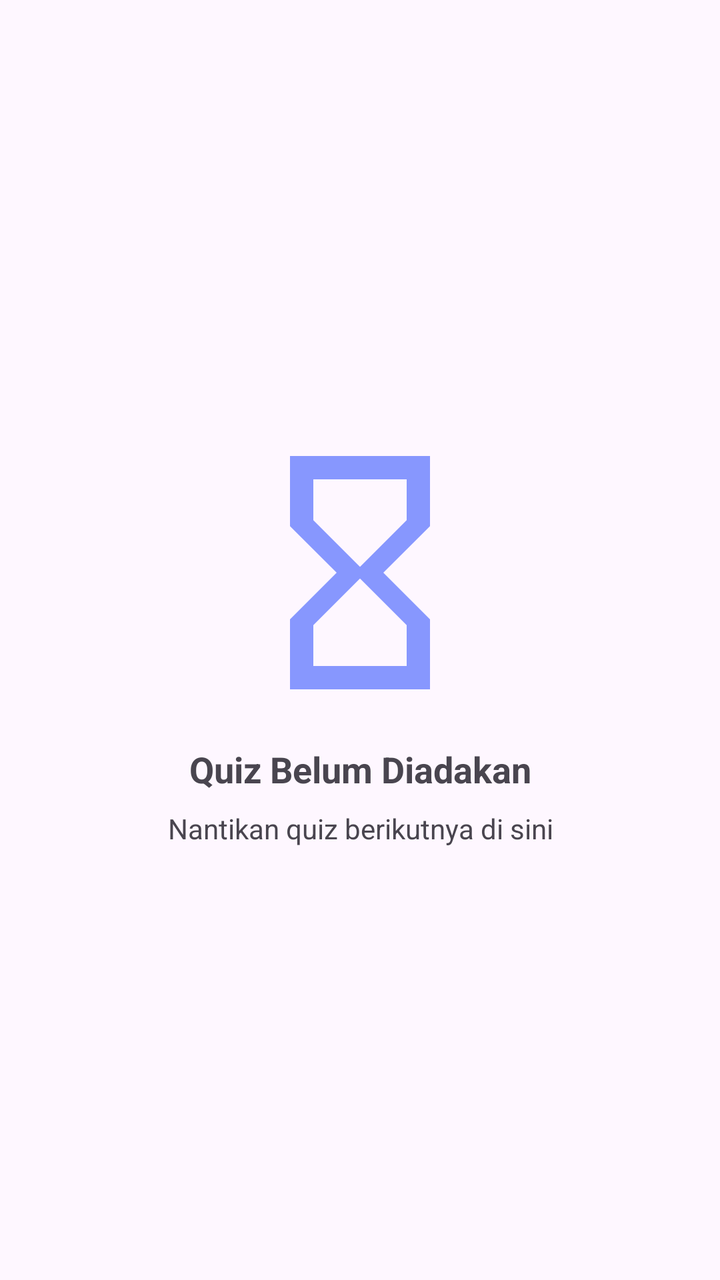
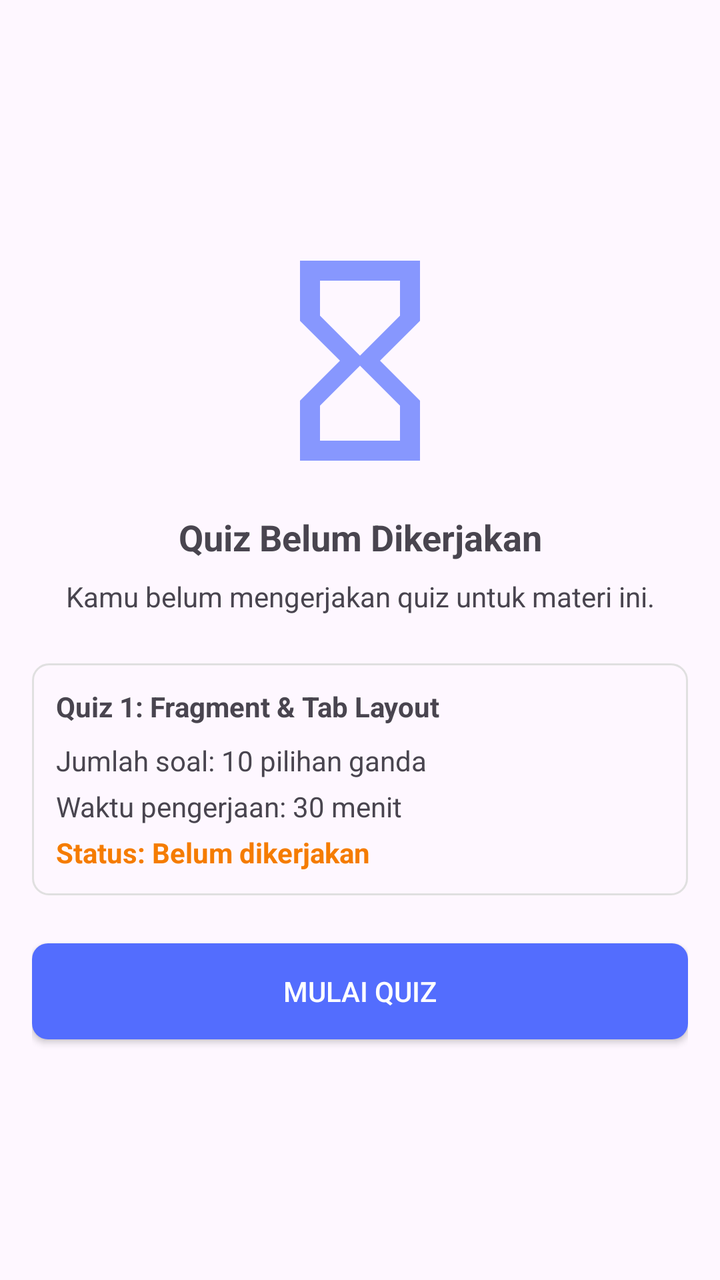

Two renders of the same Android screen: before a commit and after it. Below are the layout's source before the change and the commit's diff.
<!-- AndroidManifest.xml: application theme Theme.PPDB_Pertemuan6 -->
<!-- res/layout/fragment_quiz.xml -->
<?xml version="1.0" encoding="utf-8"?>
<LinearLayout xmlns:android="http://schemas.android.com/apk/res/android"
    xmlns:app="http://schemas.android.com/apk/res-auto"
    xmlns:tools="http://schemas.android.com/tools"
    android:layout_width="match_parent"
    android:layout_height="match_parent"
    android:gravity="center"
    android:orientation="vertical"
    android:padding="16dp"
    tools:context=".QuizFragment">

    <ImageView
        android:layout_width="140dp"
        android:layout_height="140dp"
        android:alpha="0.7"
        android:contentDescription="@string/quiz_empty_title"
        android:src="@drawable/ic_empty_quiz"
        app:tint="#536DFE" />

    <TextView
        android:layout_width="match_parent"
        android:layout_height="wrap_content"
        android:layout_marginTop="16dp"
        android:text="@string/quiz_empty_title"
        style="@style/CustomTextView18Bold" />

    <TextView
        android:layout_width="match_parent"
        android:layout_height="wrap_content"
        android:layout_marginTop="8dp"
        android:gravity="center"
        android:text="@string/quiz_empty_desc" />

</LinearLayout>
<!-- resources referenced by this layout -->
<resources>
  <!-- drawable ic_empty_quiz (drawable) -->
  <vector xmlns:android="http://schemas.android.com/apk/res/android" android:height="24dp" android:tint="#000000" android:viewportHeight="24" android:viewportWidth="24" android:width="24dp">
        
      <path android:fillColor="@android:color/white" android:pathData="M6,2v6h0.01L6,8.01 10,12l-4,4 0.01,0.01L6,16.01L6,22h12v-5.99h-0.01L18,16l-4,-4 4,-3.99 -0.01,-0.01L18,8L18,2L6,2zM16,16.5L16,20L8,20v-3.5l4,-4 4,4zM12,11.5l-4,-4L8,4h8v3.5l-4,4z"/>
      
  </vector>
  <string name="quiz_empty_desc">Nantikan quiz berikutnya di sini</string>
  <string name="quiz_empty_title">Quiz Belum Diadakan</string>
  <style name="CustomTextView18Bold" parent="Widget.AppCompat.TextView">
          <item name="android:textSize">18sp</item>
          <item name="android:textStyle">bold</item>
          <item name="android:gravity">center</item>
      </style>
  <style name="Theme.PPDB_Pertemuan6" parent="Base.Theme.PPDB_Pertemuan6" />
  <style name="Base.Theme.PPDB_Pertemuan6" parent="Theme.Material3.DayNight.NoActionBar">
          
      </style>
</resources>

<!-- the commit's change to res/layout/fragment_quiz.xml (unified diff, before → after) -->
@@ -1,34 +1,83 @@
 <?xml version="1.0" encoding="utf-8"?>
-<LinearLayout xmlns:android="http://schemas.android.com/apk/res/android"
+<ScrollView xmlns:android="http://schemas.android.com/apk/res/android"
     xmlns:app="http://schemas.android.com/apk/res-auto"
     xmlns:tools="http://schemas.android.com/tools"
     android:layout_width="match_parent"
     android:layout_height="match_parent"
-    android:gravity="center"
-    android:orientation="vertical"
-    android:padding="16dp"
+    android:fillViewport="true"
     tools:context=".QuizFragment">
 
-    <ImageView
-        android:layout_width="140dp"
-        android:layout_height="140dp"
-        android:alpha="0.7"
-        android:contentDescription="@string/quiz_empty_title"
-        android:src="@drawable/ic_empty_quiz"
-        app:tint="#536DFE" />
-
-    <TextView
+    <LinearLayout
         android:layout_width="match_parent"
         android:layout_height="wrap_content"
-        android:layout_marginTop="16dp"
-        android:text="@string/quiz_empty_title"
-        style="@style/CustomTextView18Bold" />
+        android:gravity="center"
+        android:orientation="vertical"
+        android:padding="16dp">
 
-    <TextView
-        android:layout_width="match_parent"
-        android:layout_height="wrap_content"
-        android:layout_marginTop="8dp"
-        android:gravity="center"
-        android:text="@string/quiz_empty_desc" />
+        <ImageView
+            android:layout_width="120dp"
+            android:layout_height="120dp"
+            android:alpha="0.7"
+            android:contentDescription="@string/quiz_status_title"
+            android:src="@drawable/ic_empty_quiz"
+            app:tint="#536DFE" />
 
-</LinearLayout>
+        <TextView
+            android:layout_width="match_parent"
+            android:layout_height="wrap_content"
+            android:layout_marginTop="16dp"
+            android:text="@string/quiz_status_title"
+            style="@style/CustomTextView18Bold" />
+
+        <TextView
+            android:layout_width="match_parent"
+            android:layout_height="wrap_content"
+            android:layout_marginTop="8dp"
+            android:gravity="center"
+            android:text="@string/quiz_status_desc" />
+
+        <LinearLayout
+            android:layout_width="match_parent"
+            android:layout_height="wrap_content"
+            android:layout_marginTop="24dp"
+            android:background="@drawable/bg_card"
+            android:orientation="vertical"
+            android:padding="12dp">
+
+            <TextView
+                android:layout_width="match_parent"
+                android:layout_height="wrap_content"
+                android:layout_marginBottom="8dp"
+                android:text="@string/quiz_name"
+                android:textStyle="bold" />
+
+            <TextView
+                android:layout_width="match_parent"
+                android:layout_height="wrap_content"
+                android:text="@string/quiz_detail_soal" />
+
+            <TextView
+                android:layout_width="match_parent"
+                android:layout_height="wrap_content"
+                android:layout_marginTop="4dp"
+                android:text="@string/quiz_detail_waktu" />
+
+            <TextView
+                android:layout_width="match_parent"
+                android:layout_height="wrap_content"
+                android:layout_marginTop="4dp"
+                android:text="@string/quiz_detail_status"
+                android:textColor="#F57C00"
+                android:textStyle="bold" />
+        </LinearLayout>
+
+        <androidx.appcompat.widget.AppCompatButton
+            android:id="@+id/btn_mulai_quiz"
+            android:layout_width="match_parent"
+            android:layout_height="wrap_content"
+            android:layout_marginTop="24dp"
+            android:text="@string/quiz_btn_mulai"
+            style="@style/CustomRoundedButton" />
+
+    </LinearLayout>
+</ScrollView>
<!-- resource entries referenced after the edit -->
@@ -1,19 +1,56 @@
 <!-- resources referenced by this layout -->
 <resources>
+  <!-- drawable bg_card (drawable) -->
+  <?xml version="1.0" encoding="utf-8"?>
+  <shape xmlns:android="http://schemas.android.com/apk/res/android"
+      android:shape="rectangle">
+      <stroke
+          android:width="1dp"
+          android:color="#E0E0E0" />
+      <corners android:radius="8dp" />
+  </shape>
   <!-- drawable ic_empty_quiz (drawable) -->
   <vector xmlns:android="http://schemas.android.com/apk/res/android" android:height="24dp" android:tint="#000000" android:viewportHeight="24" android:viewportWidth="24" android:width="24dp">
         
       <path android:fillColor="@android:color/white" android:pathData="M6,2v6h0.01L6,8.01 10,12l-4,4 0.01,0.01L6,16.01L6,22h12v-5.99h-0.01L18,16l-4,-4 4,-3.99 -0.01,-0.01L18,8L18,2L6,2zM16,16.5L16,20L8,20v-3.5l4,-4 4,4zM12,11.5l-4,-4L8,4h8v3.5l-4,4z"/>
       
   </vector>
-  <string name="quiz_empty_desc">Nantikan quiz berikutnya di sini</string>
-  <string name="quiz_empty_title">Quiz Belum Diadakan</string>
+  <string name="quiz_btn_mulai">Mulai Quiz</string>
+  <string name="quiz_detail_soal">Jumlah soal: 10 pilihan ganda</string>
+  <string name="quiz_detail_status">Status: Belum dikerjakan</string>
+  <string name="quiz_detail_waktu">Waktu pengerjaan: 30 menit</string>
+  <string name="quiz_name">Quiz 1: Fragment &amp; Tab Layout</string>
+  <string name="quiz_status_desc">Kamu belum mengerjakan quiz untuk materi ini.</string>
+  <string name="quiz_status_title">Quiz Belum Dikerjakan</string>
+  <style name="CustomRoundedButton" parent="Widget.AppCompat.Button">
+          <item name="android:background">@drawable/rounded_button</item>
+          <item name="android:textColor">#FFFFFF</item>
+          <item name="android:padding">10dp</item>
+      </style>
   <style name="CustomTextView18Bold" parent="Widget.AppCompat.TextView">
           <item name="android:textSize">18sp</item>
           <item name="android:textStyle">bold</item>
           <item name="android:gravity">center</item>
       </style>
   <style name="Theme.PPDB_Pertemuan6" parent="Base.Theme.PPDB_Pertemuan6" />
+  <!-- drawable rounded_button (drawable) -->
+  <?xml version="1.0" encoding="utf-8"?>
+  <selector xmlns:android="http://schemas.android.com/apk/res/android">
+      
+      <item android:state_pressed="true">
+          <shape android:shape="rectangle">
+              <solid android:color="#303F9F" />
+              <corners android:radius="8dp" />
+          </shape>
+      </item>
+      
+      <item>
+          <shape android:shape="rectangle">
+              <solid android:color="#536DFE" />
+              <corners android:radius="8dp" />
+          </shape>
+      </item>
+  </selector>
   <style name="Base.Theme.PPDB_Pertemuan6" parent="Theme.Material3.DayNight.NoActionBar">
           
       </style>
